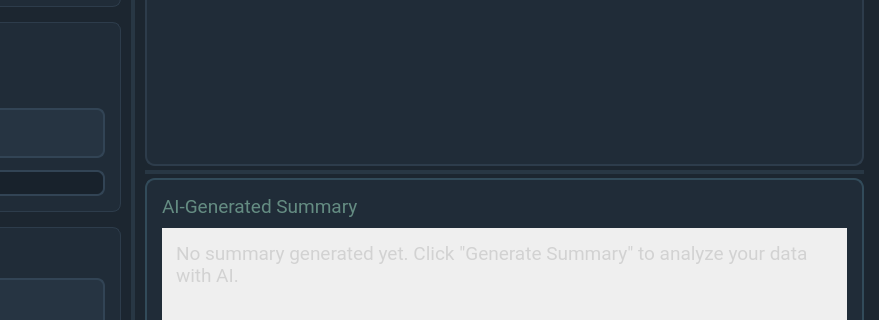
Qt form Analyzer_main.ui (JinLeeGG/YCP_Grease_Analyzer) before a commit; both pictures show x 269 to 1148 and y 501 to 821 of the 1148 by 1016 pixel window.
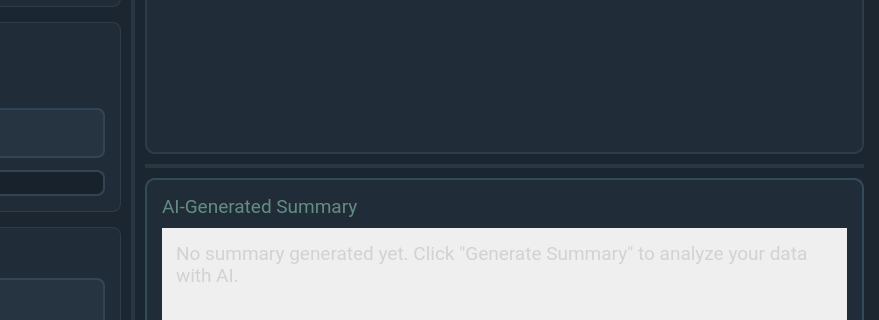
The same form after that commit. Icons and pictures are not drawn.

Commit message: export sidebar functionality connected

What changed in the file:
```diff
--- a/Analyzer_main.ui
+++ b/Analyzer_main.ui
@@ -688,8 +688,8 @@
            <string notr="true">
 QSplitter::handle {
     background: rgb(40, 55, 68);
-    margin-top: 4px;
-    margin-bottom: 4px;
+    margin-top: 10px;
+    margin-bottom: 10px;
 }
 QSplitter::handle:hover {
     background: rgb(100, 130, 80);
```
The commit also changes 1 other file.
